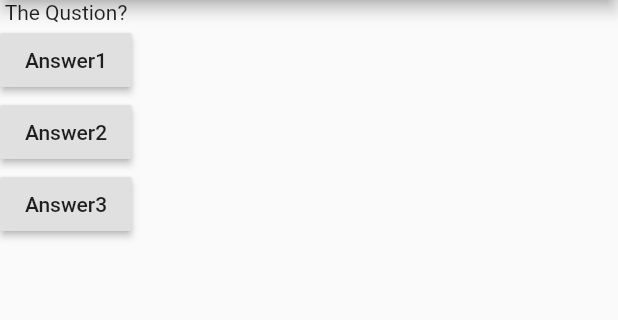
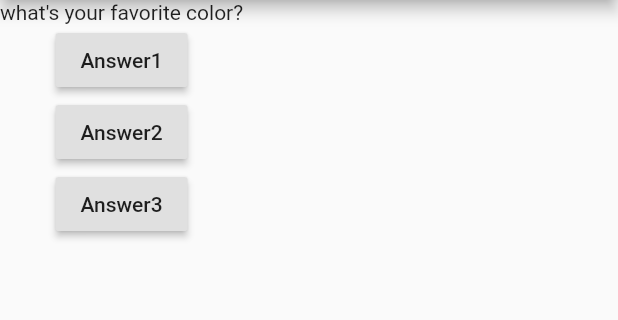
Before and after one commit to MohammedAljahdali/learning-flutter, a Flutter app: the screen it shows after launch, after a tap on "Answer1", on a phone screen of 412 x 824 dp, the part 84-404 px from its top. Run offline on Flutter 3.47's test engine with Material 2 defaults, Android fonts, the phone set to English and light mode, and no system bars.

Commit message:
lesson 32

```diff
--- a/my_first_app/lib/main.dart
+++ b/my_first_app/lib/main.dart
@@ -3,8 +3,17 @@ import 'package:flutter/material.dart';
 void main() => runApp(MyFirstApp());
 
 class MyFirstApp extends StatelessWidget {
+  var questions = [
+    'what\'s your favorite color?',
+    'what\'s your favorite animal?',
+    'what\' is your favorite day?',
+  ];
+  var questionIndex = 0;
   void answerQuestion() {
-    print('Answer chosen!');
+    questionIndex++;
+    if (questionIndex == questions.length)
+      questionIndex = 0;
+   print('Answer chosen! Q=$questionIndex');
   }
 
   @override
@@ -16,18 +25,21 @@ class MyFirstApp extends StatelessWidget {
         ),
         body: Column(
           children: [
-            Text('The Qustion?'),
+            Text(questions[questionIndex]),
             RaisedButton(
               child: Text('Answer1'),
               onPressed: answerQuestion,
             ),
             RaisedButton(
               child: Text('Answer2'),
-              onPressed: answerQuestion,
+              onPressed: () => print('Answer2 is chosen'),
             ),
             RaisedButton(
               child: Text('Answer3'),
-              onPressed: answerQuestion,
+              onPressed: () {
+                print('Answer 3 is ...');
+                print('CHHHHOSEN');
+              },
             ),
           ],
         ),
```
